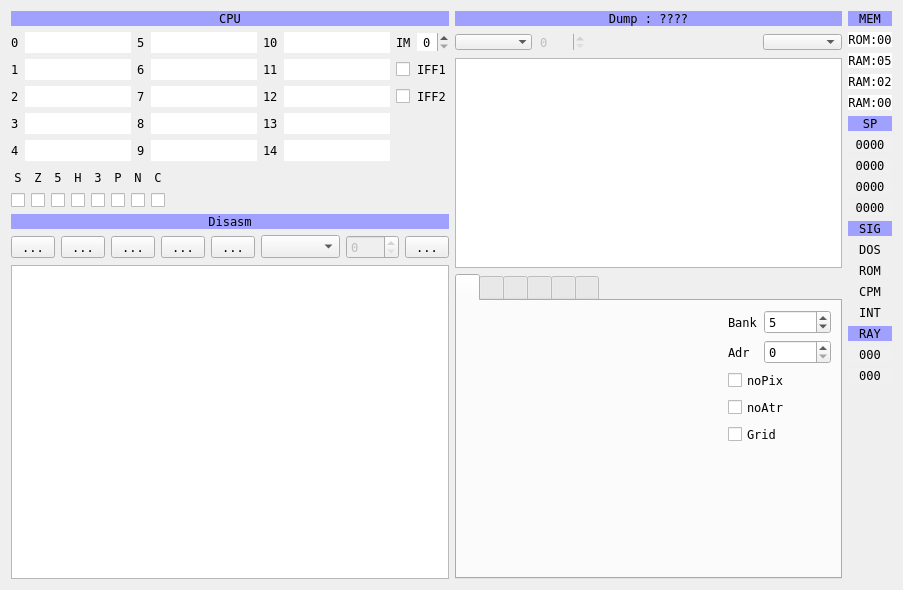
The window that ui/debuger.ui (samstyle/Xpeccy) describes before a commit, drawn with Qt 5.
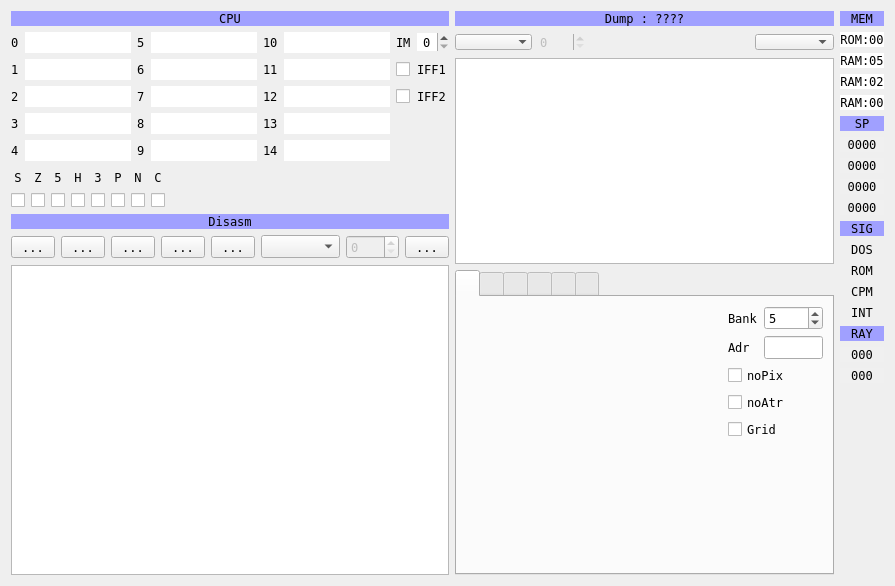
The same window after the commit. Icons and pictures are not drawn. Custom widgets are drawn as their Qt base class.

Commit message: build 20180106 [+] fix a crash on setting memory type 'address' [+] fix non-editing lines in dump table [+] add 'show keyboard' action to debugger tools menu

```diff
--- a/ui/debuger.ui
+++ b/ui/debuger.ui
@@ -6,8 +6,8 @@
    <rect>
     <x>0</x>
     <y>0</y>
-    <width>813</width>
-    <height>590</height>
+    <width>811</width>
+    <height>586</height>
    </rect>
   </property>
   <property name="font">
@@ -1060,11 +1060,7 @@
               </widget>
              </item>
              <item row="1" column="1">
-              <widget class="QSpinBox" name="sbScrAdr">
-               <property name="maximum">
-                <number>16383</number>
-               </property>
-              </widget>
+              <widget class="xHexSpin" name="leScrAdr"/>
              </item>
             </layout>
            </item>
@@ -2472,6 +2468,11 @@
    <extends>QTableView</extends>
    <header location="global">stdlib.h</header>
   </customwidget>
+  <customwidget>
+   <class>xHexSpin</class>
+   <extends>QLineEdit</extends>
+   <header location="global">stdlib.h</header>
+  </customwidget>
  </customwidgets>
  <tabstops>
   <tabstop>editReg00</tabstop>
```
Left out of the diff: 10 changed lines with no effect on the pictures. The commit also changes 12 other files.
